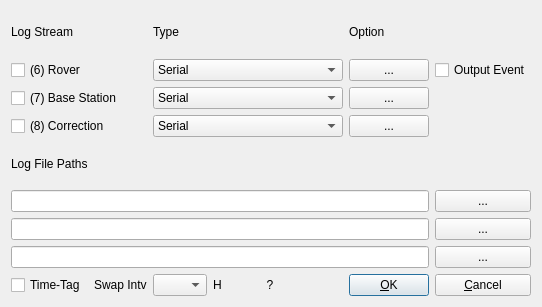
tomojitakasu/RTKLIB, file app/rtknavi_qt/logstrdlg.ui: the form before one commit.
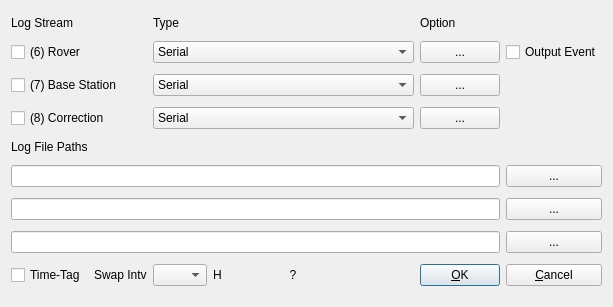
The form after the commit.

Patch:
```diff
--- a/app/rtknavi_qt/logstrdlg.ui
+++ b/app/rtknavi_qt/logstrdlg.ui
@@ -6,7 +6,7 @@
    <rect>
     <x>0</x>
     <y>0</y>
-    <width>542</width>
+    <width>613</width>
     <height>307</height>
    </rect>
   </property>
@@ -22,6 +22,12 @@
      <property name="enabled">
       <bool>true</bool>
      </property>
+     <property name="sizePolicy">
+      <sizepolicy hsizetype="Preferred" vsizetype="Fixed">
+       <horstretch>0</horstretch>
+       <verstretch>0</verstretch>
+      </sizepolicy>
+     </property>
      <property name="toolTip">
       <string/>
      </property>
@@ -45,6 +51,12 @@
      <property name="enabled">
       <bool>true</bool>
      </property>
+     <property name="sizePolicy">
+      <sizepolicy hsizetype="Preferred" vsizetype="Fixed">
+       <horstretch>0</horstretch>
+       <verstretch>0</verstretch>
+      </sizepolicy>
+     </property>
      <property name="toolTip">
       <string/>
      </property>
@@ -289,6 +301,12 @@
      <property name="enabled">
       <bool>true</bool>
      </property>
+     <property name="sizePolicy">
+      <sizepolicy hsizetype="Preferred" vsizetype="Fixed">
+       <horstretch>0</horstretch>
+       <verstretch>0</verstretch>
+      </sizepolicy>
+     </property>
      <property name="toolTip">
       <string/>
      </property>
@@ -302,6 +320,12 @@
      <property name="enabled">
       <bool>true</bool>
      </property>
+     <property name="sizePolicy">
+      <sizepolicy hsizetype="Preferred" vsizetype="Fixed">
+       <horstretch>0</horstretch>
+       <verstretch>0</verstretch>
+      </sizepolicy>
+     </property>
      <property name="toolTip">
       <string/>
      </property>
```
